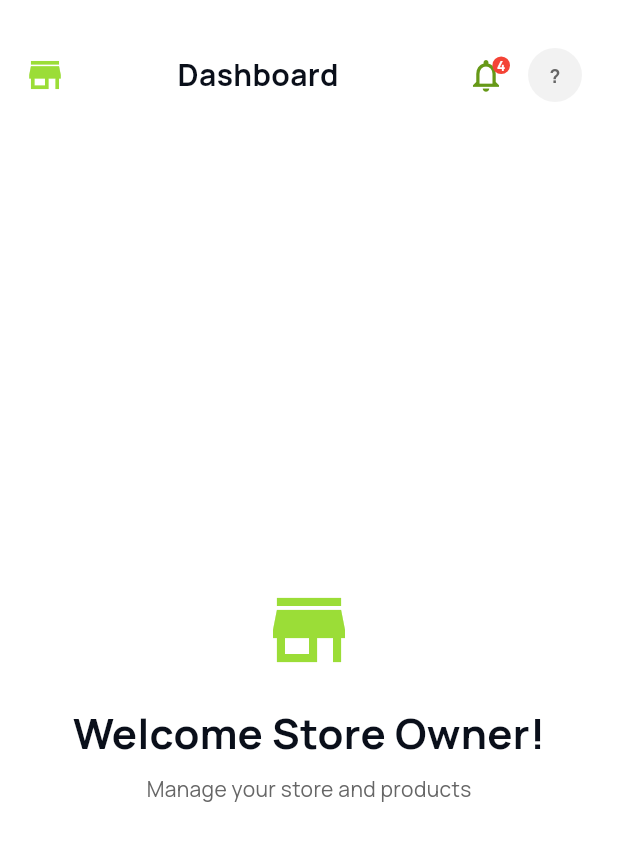
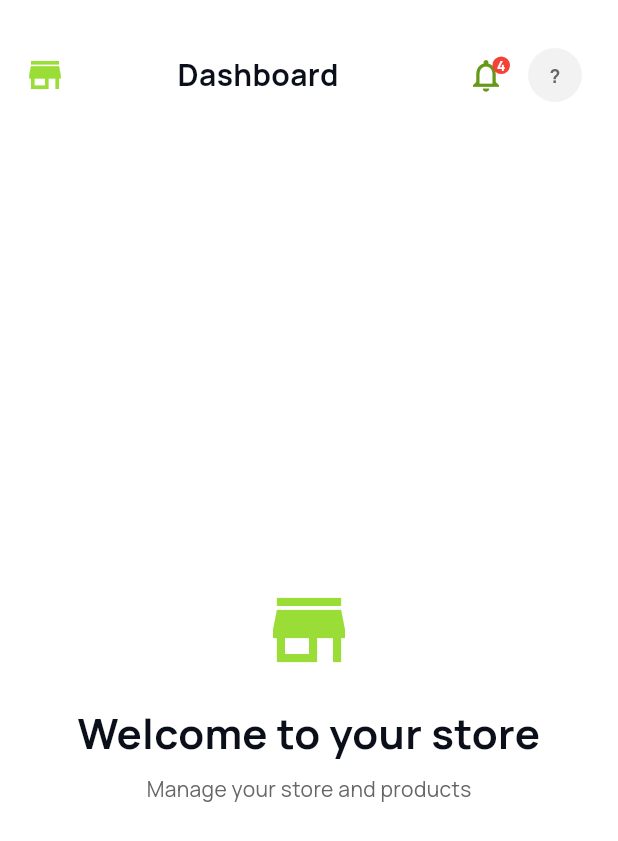
Before and after one commit to orderSwiftly/swiftly-mobile, a Flutter app: the StoreOwnerDashboardScreen screen opened by its route, on a phone screen of 412 x 824 dp. Shown: the top 841 px of the screen. Run offline on Flutter 3.47's test engine with Material 3 defaults, Android fonts, the phone set to English and light mode, and no system bars; our stand-ins replace country_code_picker, flutter_dotenv, flutter_riverpod, flutter_secure_storage, pin_code_fields, shared_preferences and 1 more; accounts and stored records are empty; network calls fail.

Commit message:
store-owners select stores before accessing dashboard

```diff
--- a/lib/screens/store_owner_dashboard_screen.dart
+++ b/lib/screens/store_owner_dashboard_screen.dart
@@ -1,11 +1,65 @@
 // screens/store_owner_dashboard_screen.dart
 import 'package:flutter/material.dart';
+import 'package:flutter_secure_storage/flutter_secure_storage.dart';
 import '../core/theme/app_colors.dart';
 import '../core/theme/app_typography.dart';
+import '../services/profile_service.dart';
 import '../widgets/navbar.dart';
 
-class StoreOwnerDashboardScreen extends StatelessWidget {
+class StoreOwnerDashboardScreen extends StatefulWidget {
   const StoreOwnerDashboardScreen({super.key});
+
+  @override
+  State<StoreOwnerDashboardScreen> createState() =>
+      _StoreOwnerDashboardScreenState();
+}
+
+class _StoreOwnerDashboardScreenState extends State<StoreOwnerDashboardScreen> {
+  final FlutterSecureStorage _storage = const FlutterSecureStorage();
+  final ProfileService _profileService = ProfileService();
+
+  String? _storeName;
+  String? _storeAddress;
+  bool _isLoading = true;
+
+  @override
+  void initState() {
+    super.initState();
+    _loadStoreInfo();
+  }
+
+  Future<void> _loadStoreInfo() async {
+    try {
+      final activeStoreId = await _storage.read(key: 'active_store_id');
+      final profile = await _profileService.fetchUserProfile();
+
+      if (profile != null && activeStoreId != null) {
+        final stores =
+            (profile['owned_stores'] as List?)
+                ?.map((s) => Map<String, dynamic>.from(s))
+                .toList() ??
+            [];
+
+        final activeStore = stores.firstWhere(
+          (s) => s['store_id'] == activeStoreId,
+          orElse: () => {},
+        );
+
+        if (mounted) {
+          setState(() {
+            _storeName = activeStore['store_name'];
+            _storeAddress = activeStore['store_address'];
+            _isLoading = false;
+          });
+        }
+      } else {
+        if (mounted) setState(() => _isLoading = false);
+      }
+    } catch (e) {
+      print('Error loading store info: $e');
+      if (mounted) setState(() => _isLoading = false);
+    }
+  }
 
   @override
   Widget build(BuildContext context) {
@@ -17,19 +71,33 @@ class StoreOwnerDashboardScreen extends StatelessWidget {
       backgroundColor: AppColors.text,
       body: Column(
         children: [
-          _StoreOwnerHeader(isMobile: isMobile, isDesktop: isDesktop),
+          _StoreOwnerHeader(
+            isMobile: isMobile,
+            isDesktop: isDesktop,
+            storeName: _storeName,
+            isLoading: _isLoading,
+          ),
           Expanded(
-            child: Center(
+  child: _isLoading
+      ? const Center(
+          child: CircularProgressIndicator(color: AppColors.accent),
+        )
+      : Center(
           child: Column(
             mainAxisAlignment: MainAxisAlignment.center,
             children: [
-                  const Icon(Icons.store, size: 64, color: AppColors.accent),
+              const Icon(
+                Icons.store,
+                size: 64,
+                color: AppColors.accent,
+              ),
               const SizedBox(height: 16),
               Text(
-                    'Welcome Store Owner!',
+                'Welcome to ${_storeName ?? 'your store'}',
                 style: AppTypography.headline.copyWith(
                   color: AppColors.primary,
                 ),
+                textAlign: TextAlign.center,
               ),
               const SizedBox(height: 8),
               Text(
@@ -51,11 +119,20 @@ class StoreOwnerDashboardScreen extends StatelessWidget {
 class _StoreOwnerHeader extends StatelessWidget {
   final bool isMobile;
   final bool isDesktop;
+  final String? storeName;
+  final bool isLoading;
 
-  const _StoreOwnerHeader({required this.isMobile, required this.isDesktop});
+  const _StoreOwnerHeader({
+    required this.isMobile,
+    required this.isDesktop,
+    required this.storeName,
+    required this.isLoading,
+  });
 
   @override
   Widget build(BuildContext context) {
+    final String title = isLoading ? 'Dashboard' : (storeName ?? 'Dashboard');
+
     return Container(
       height: isMobile ? 100 : 120,
       color: AppColors.text,
@@ -72,29 +149,34 @@ class _StoreOwnerHeader extends StatelessWidget {
                 color: AppColors.accent,
               ),
               if (isMobile)
-                const Expanded(
+                Expanded(
                   child: Center(
                     child: Text(
-                      'Dashboard',
-                      style: TextStyle(
+                      title,
+                      style: const TextStyle(
                         fontSize: 20,
                         fontWeight: FontWeight.bold,
                         color: AppColors.primary,
                       ),
+                      maxLines: 1,
+                      overflow: TextOverflow.ellipsis,
                     ),
                   ),
                 ),
               if (isDesktop) ...[
                 const SizedBox(width: 12),
-                const Text(
-                  'Dashboard',
-                  style: TextStyle(
+                Expanded(
+                  child: Text(
+                    title,
+                    style: const TextStyle(
                       fontSize: 22,
                       fontWeight: FontWeight.bold,
                       color: AppColors.primary,
                     ),
+                    maxLines: 1,
+                    overflow: TextOverflow.ellipsis,
                   ),
-                const Spacer(),
+                ),
                 const AppNavBar(),
               ],
               if (isMobile) const AppNavBar(),
```
Also changed, not shown: lib/screens/main_wrapper.dart (+71 -15 lines), lib/screens/store_owner/selecting_stores_screen.dart (added, +255 -0 lines). Lines whose indentation alone changed are shown as unchanged.
